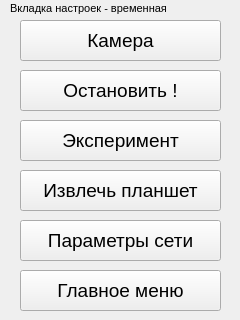
Qt form mainwindow.ui (HandBreak/biol) before a commit.
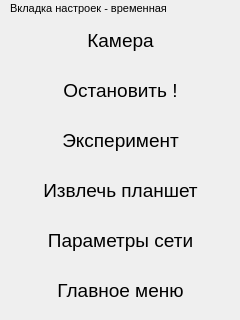
The same form after that commit. The open tabs and pages were chosen to show the change.

Commit message: Установлен стиль Flat, отключен курсор и Focus

The edit to the form file:
```diff
--- a/mainwindow.ui
+++ b/mainwindow.ui
@@ -133,6 +133,12 @@
     <property name="text">
      <string>Камера</string>
     </property>
+    <property name="default">
+     <bool>true</bool>
+    </property>
+    <property name="flat">
+     <bool>true</bool>
+    </property>
    </widget>
    <widget class="QLabel" name="lbSetLabel">
     <property name="geometry">
@@ -164,6 +170,12 @@
     <property name="text">
      <string>Остановить !</string>
     </property>
+    <property name="default">
+     <bool>true</bool>
+    </property>
+    <property name="flat">
+     <bool>true</bool>
+    </property>
    </widget>
    <widget class="QPushButton" name="pbExpMenu">
     <property name="geometry">
@@ -177,6 +189,12 @@
     <property name="text">
      <string>Эксперимент</string>
     </property>
+    <property name="default">
+     <bool>true</bool>
+    </property>
+    <property name="flat">
+     <bool>true</bool>
+    </property>
    </widget>
    <widget class="QPushButton" name="pbNetSettings">
     <property name="geometry">
@@ -190,6 +208,12 @@
     <property name="text">
      <string>Параметры сети</string>
     </property>
+    <property name="default">
+     <bool>true</bool>
+    </property>
+    <property name="flat">
+     <bool>true</bool>
+    </property>
    </widget>
    <widget class="QPushButton" name="pbTable">
     <property name="geometry">
@@ -203,6 +227,12 @@
     <property name="text">
      <string>Извлечь планшет</string>
     </property>
+    <property name="default">
+     <bool>true</bool>
+    </property>
+    <property name="flat">
+     <bool>true</bool>
+    </property>
    </widget>
    <widget class="QPushButton" name="pbMainWindow">
     <property name="geometry">
@@ -216,6 +246,12 @@
     <property name="text">
      <string>Главное меню</string>
     </property>
+    <property name="default">
+     <bool>true</bool>
+    </property>
+    <property name="flat">
+     <bool>true</bool>
+    </property>
    </widget>
   </widget>
   <widget class="QWidget" name="pgResearch"/>
```
Left out of the diff: 38 changed lines with no effect on the pictures. The commit also changes 3 other files.
